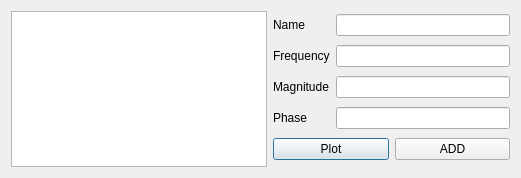
First picture: the form in mixer.ui, repository Muhannad159/Sampling-Theory-Studio, before the edit.
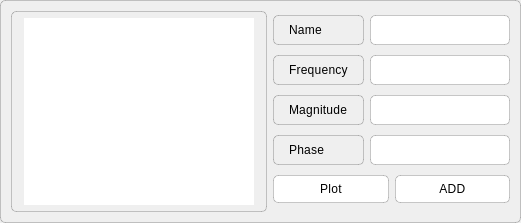
Second picture: the form after the edit. Custom widgets are drawn as their Qt base class.

Diff of the .ui file:
```diff
--- a/mixer.ui
+++ b/mixer.ui
@@ -7,12 +7,35 @@
     <x>0</x>
     <y>0</y>
     <width>521</width>
-    <height>178</height>
+    <height>223</height>
    </rect>
   </property>
   <property name="windowTitle">
    <string>Mixer/Composer</string>
   </property>
+  <property name="styleSheet">
+   <string notr="true">color: #000;
+padding: 6px 12px;
+border: 1px solid rgba(0, 0, 0, 0.20);
+border-radius: 5px;
+
+/* Body 2 */
+
+font-family: 'Roboto';
+font-style: normal;
+font-weight: 400;
+font-size: 12px;
+line-height: 20px;
+/* identical to box height, or 143% */
+
+letter-spacing: 0.25px;
+
+/* 00. On Surface / High Emphasis */
+
+/*color: rgba(0, 0, 0, 0.50);*/
+color: black;
+</string>
+  </property>
   <layout class="QGridLayout" name="gridLayout_3">
    <item row="0" column="0">
     <layout class="QGridLayout" name="gridLayout_2">
@@ -69,6 +92,18 @@
         <layout class="QHBoxLayout" name="horizontalLayout_5">
          <item>
           <widget class="QPushButton" name="plot_push_btn">
+           <property name="styleSheet">
+            <string notr="true">QPushButton {background-color:white;}
+::hover {
+    background-color: rgb(238, 238, 238); 
+     border: 1px solid rgb(10, 10, 10);
+    
+    color: black; 
+}
+
+
+</string>
+           </property>
            <property name="text">
             <string>Plot</string>
            </property>
@@ -76,6 +111,15 @@
          </item>
          <item>
           <widget class="QPushButton" name="add_push_btn">
+           <property name="styleSheet">
+            <string notr="true">QPushButton {background-color:white;}
+::hover {
+    background-color: rgb(238, 238, 238); 
+     border: 1px solid rgb(10, 10, 10);
+    
+    color: black; 
+}</string>
+           </property>
            <property name="text">
             <string>ADD</string>
            </property>
```
